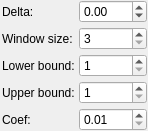
First picture: the form in src/core/filters/output/OptionsWidgetBinarizationWolf.ui, repository 2ndmax/scantailor-ocr, before the edit.
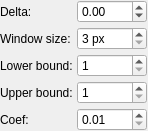
Second picture: the form after the edit.

Commit message: Options panels: one left-aligned layout, units in the fields

```diff
--- a/src/core/filters/output/OptionsWidgetBinarizationWolf.ui
+++ b/src/core/filters/output/OptionsWidgetBinarizationWolf.ui
@@ -35,19 +35,6 @@
    <property name="bottomMargin">
     <number>0</number>
    </property>
-   <item>
-    <spacer name="horizontalSpacer">
-     <property name="orientation">
-      <enum>Qt::Horizontal</enum>
-     </property>
-     <property name="sizeHint" stdset="0">
-      <size>
-       <width>0</width>
-       <height>1</height>
-      </size>
-     </property>
-    </spacer>
-   </item>
    <item>
     <layout class="QGridLayout" name="gridLayout">
      <item row="0" column="0">
@@ -82,6 +69,9 @@
      </item>
      <item row="1" column="1">
       <widget class="QSpinBox" name="windowSize">
+      <property name="suffix">
+       <string notr="true"> px</string>
+      </property>
        <property name="toolTip">
         <string>The dimensions of a pixel neighborhood to consider.</string>
        </property>
```
The commit also changes 28 other files.
